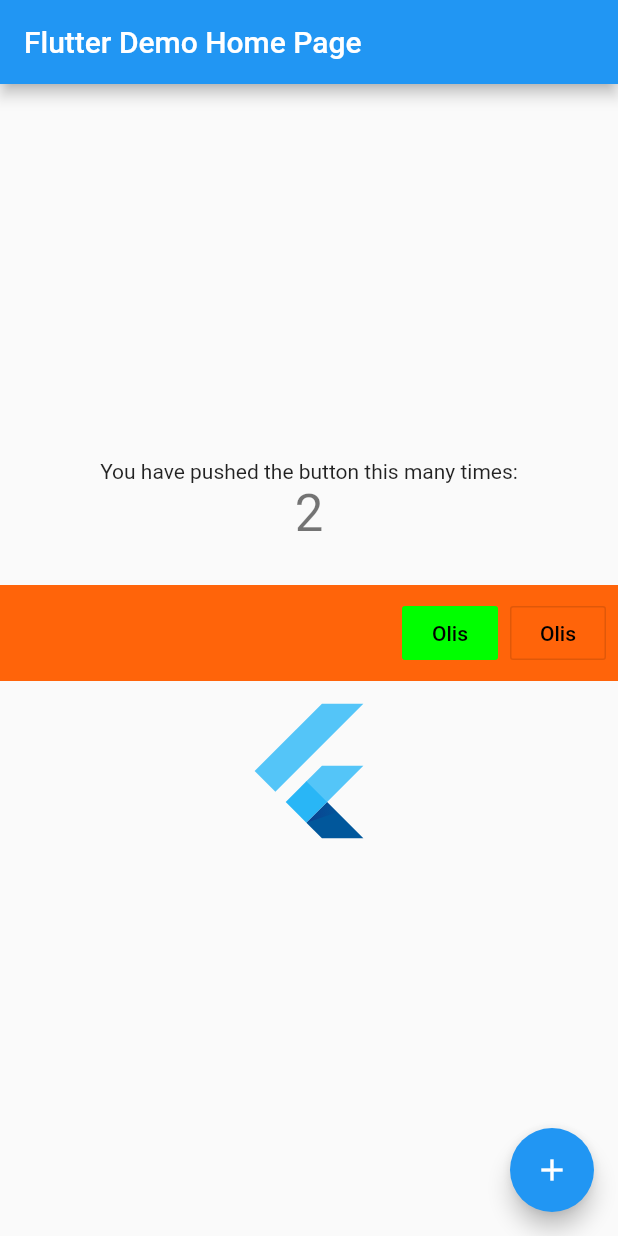
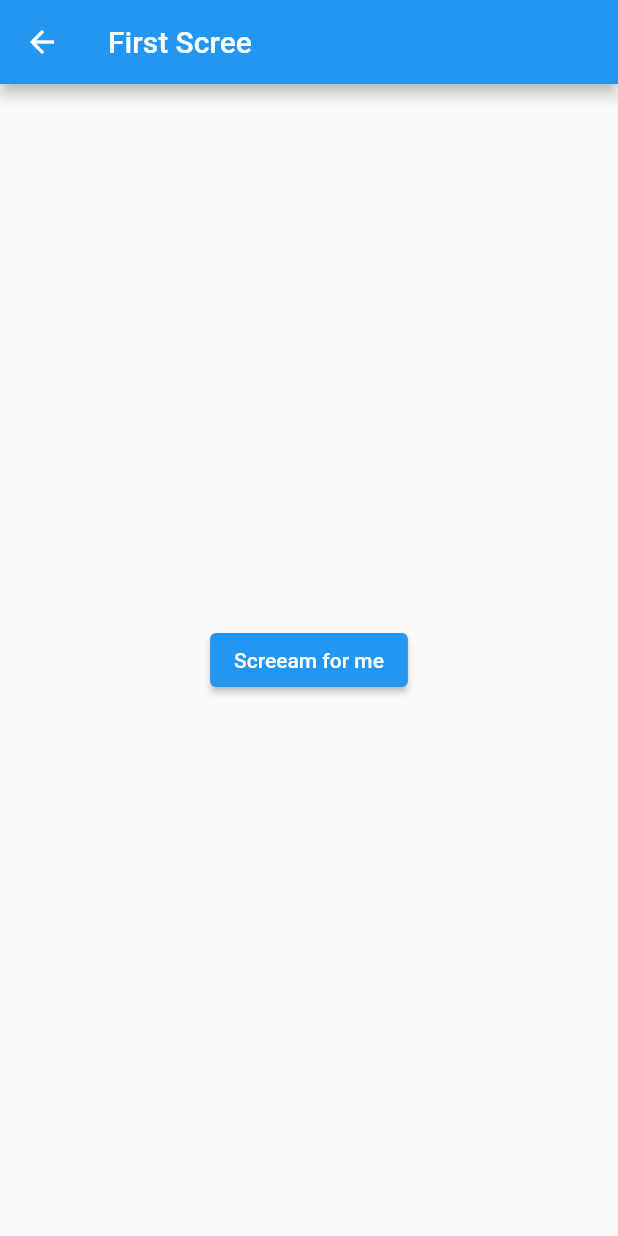
Before and after one commit to SantiagoValdez/py_news_mobile, a Flutter app: the screen it shows after launch, after a tap on the "add" icon, on a phone screen of 412 x 824 dp. Run offline on Flutter 3.47's test engine with Material 2 defaults, Android fonts, the phone set to English and light mode, and no system bars; network calls fail.

Commit message:
Update lock and add screen navigation

```diff
--- a/lib/main.dart
+++ b/lib/main.dart
@@ -21,7 +21,11 @@ class MyApp extends StatelessWidget {
         // is not restarted.
         primarySwatch: Colors.blue,
       ),
-      home: MyHomePage(title: 'Flutter Demo Home Page'),
+      home: MyHomePage(title: 'ParaguayNews'),
+      initialRoute: '/',
+      routes: {
+        '/otro': (context) => FirstScreen(),
+      },
     );
   }
 }
@@ -78,6 +82,8 @@ class _MyHomePageState extends State<MyHomePage>
       // called again, and so nothing would appear to happen.
       _counter++;
     });
+
+    Navigator.pushNamed(context, '/otro');
   }
 
   void _setContenido(String nuevo) {
@@ -199,3 +205,22 @@ class _MyHomePageState extends State<MyHomePage>
     super.dispose();
   }
 }
+
+class FirstScreen extends StatelessWidget {
+  @override
+  Widget build(BuildContext context) {
+    return Scaffold(
+      appBar: AppBar(
+        title: Text('First Scree'),
+      ),
+      body: Center(
+          child: ElevatedButton(
+        child: Text('Screeam for me'),
+        onPressed: () {
+          // Go back
+          Navigator.pop(context);
+        },
+      )),
+    );
+  }
+}
```
Also changed, not shown: pubspec.lock.
